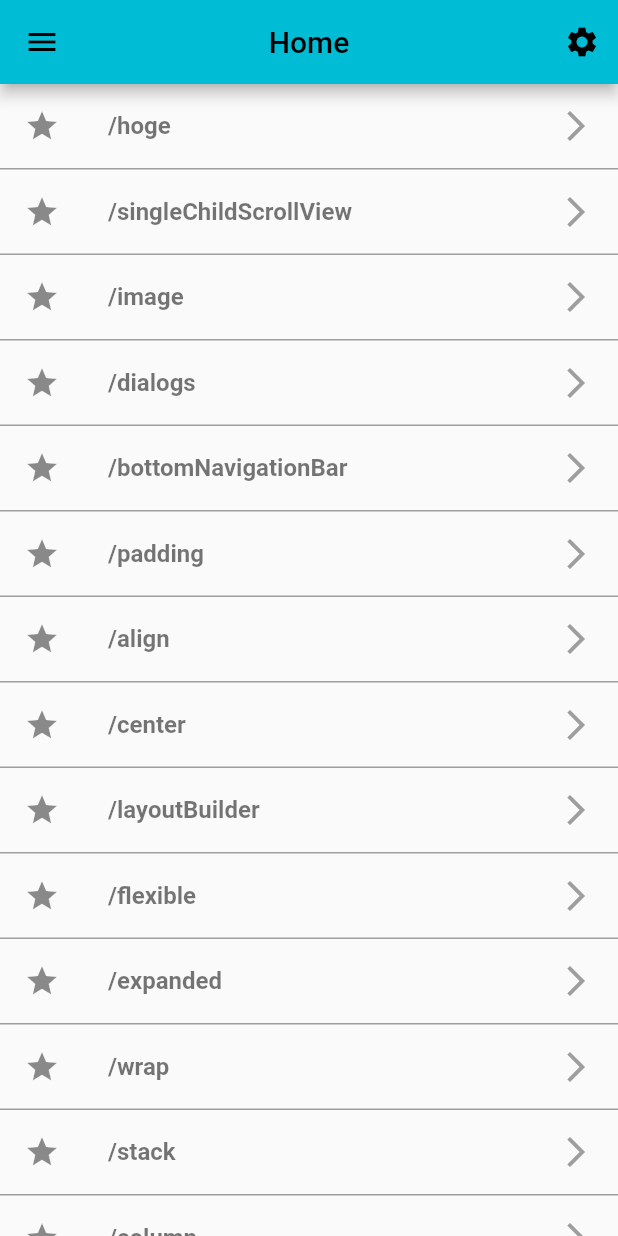
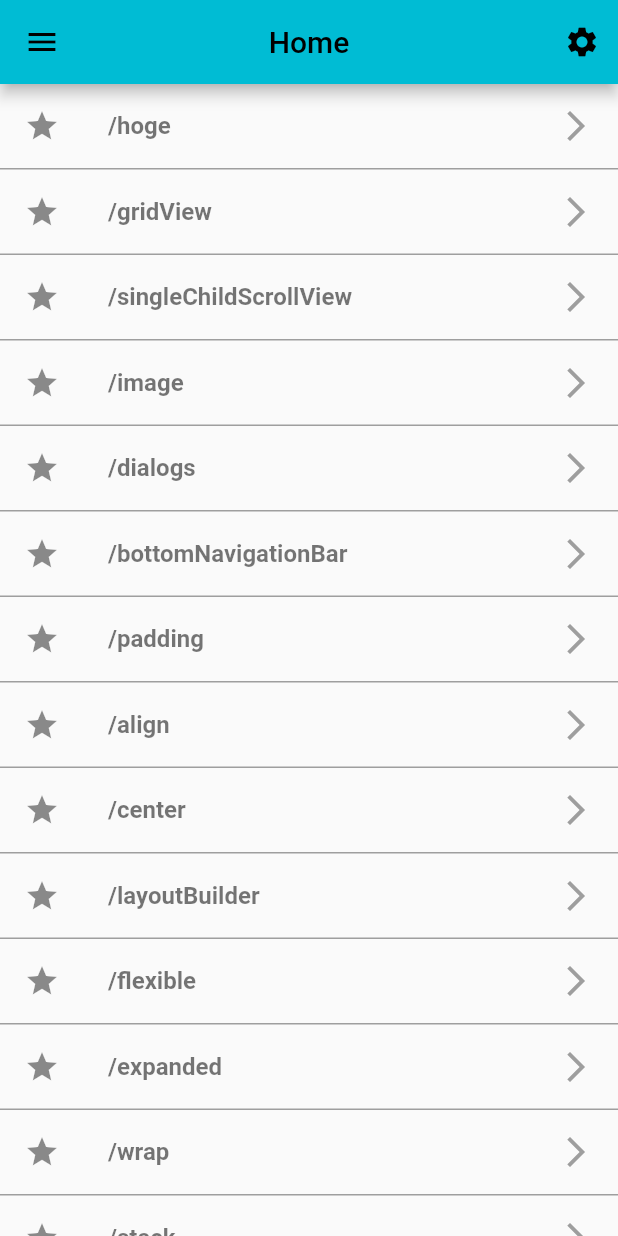
Before and after one commit to h-enoki/flutter_sample, a Flutter app: the screen it shows after launch, on a phone screen of 412 x 824 dp. Run offline on Flutter 3.47's test engine with Material 2 defaults, Android fonts, the phone set to English and light mode, and no system bars.

Commit message:
GridViewのサンプル実装

```diff
--- a/lib/src/routes/app_router.dart
+++ b/lib/src/routes/app_router.dart
@@ -9,6 +9,7 @@ import 'package:flutter_sample/src/views/widget_sample/container_page.dart';
 import 'package:flutter_sample/src/views/widget_sample/dialogs_page.dart';
 import 'package:flutter_sample/src/views/widget_sample/expanded_page.dart';
 import 'package:flutter_sample/src/views/widget_sample/flexible_page.dart';
+import 'package:flutter_sample/src/views/widget_sample/gridView_page.dart';
 import 'package:flutter_sample/src/views/widget_sample/image_page.dart';
 import 'package:flutter_sample/src/views/widget_sample/layoutBuilder_page.dart';
 import 'package:flutter_sample/src/views/widget_sample/listview_page.dart';
@@ -91,6 +92,9 @@ class AppRouter {
       case AppRoutes.singleChildScrollView:
         return _buildRoute(const SingleChildScrollViewPage());
 
+      case AppRoutes.gridView:
+        return _buildRoute(const GridViewPage());
+
       default:
         return null;
     }
--- a/lib/src/routes/app_routes.dart
+++ b/lib/src/routes/app_routes.dart
@@ -19,4 +19,5 @@ class AppRoutes {
   static const dialogs = '/dialogs';
   static const image = '/image';
   static const singleChildScrollView = '/singleChildScrollView';
+  static const gridView = '/gridView';
 }
--- a/lib/src/views/home_page.dart
+++ b/lib/src/views/home_page.dart
@@ -39,6 +39,7 @@ class MyHomePage extends StatelessWidget {
   List<Widget> _items(BuildContext context) {
     return [
       _myListTile(context, AppRoutes.hoge),
+      _myListTile(context, AppRoutes.gridView),
       _myListTile(context, AppRoutes.singleChildScrollView),
       _myListTile(context, AppRoutes.image),
       _myListTile(context, AppRoutes.dialogs),
```
Also changed, not shown: lib/src/views/widget_sample/gridView_page.dart (added, +46 -0 lines).
